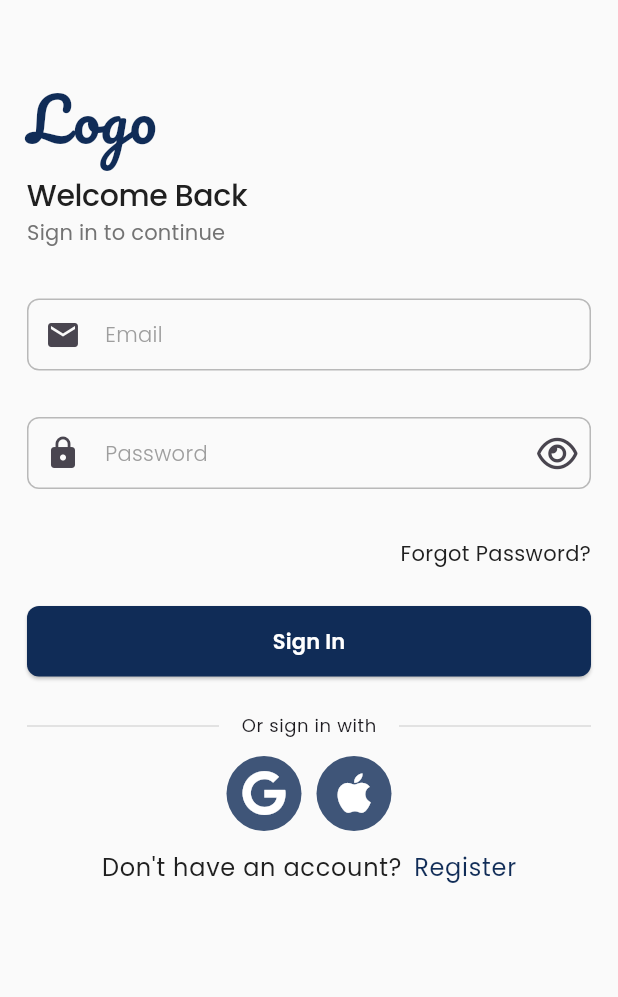
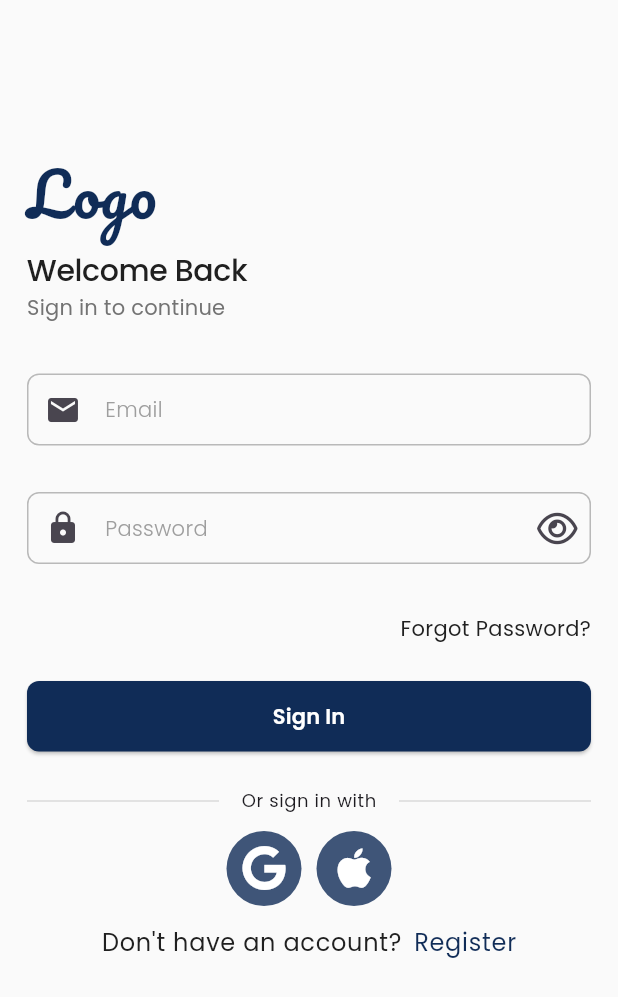
Before and after one commit to risfat/laravel-user-management-mobile-app, a Flutter app: the screen it shows after launch, on a phone screen of 412 x 824 dp. Shown: the top 997 px of the screen. Run offline on Flutter 3.47's test engine with Material 3 defaults, Android fonts, the phone set to English and light mode, and no system bars; our stand-ins replace bloc_concurrency, dartz, dio, equatable, fl_chart, flutter_animate and 13 more; accounts and stored records are empty.

Commit message:
[Fix] Minor UI Bugs Fixed 🔥

```diff
--- a/lib/presentation/pages/auth/sign_in_screen.dart
+++ b/lib/presentation/pages/auth/sign_in_screen.dart
@@ -48,7 +48,7 @@ class _SignInPageState extends State<SignInPage> {
                   child: Column(
                     mainAxisAlignment: MainAxisAlignment.center,
                     children: <Widget>[
-                      const SizedBox(height: 50),
+                      const SizedBox(height: 100),
                       _buildHeader(context),
                       const SizedBox(height: SPACE25),
                       CustomTextFormField(
```
Also changed, not shown: 4 other files.
